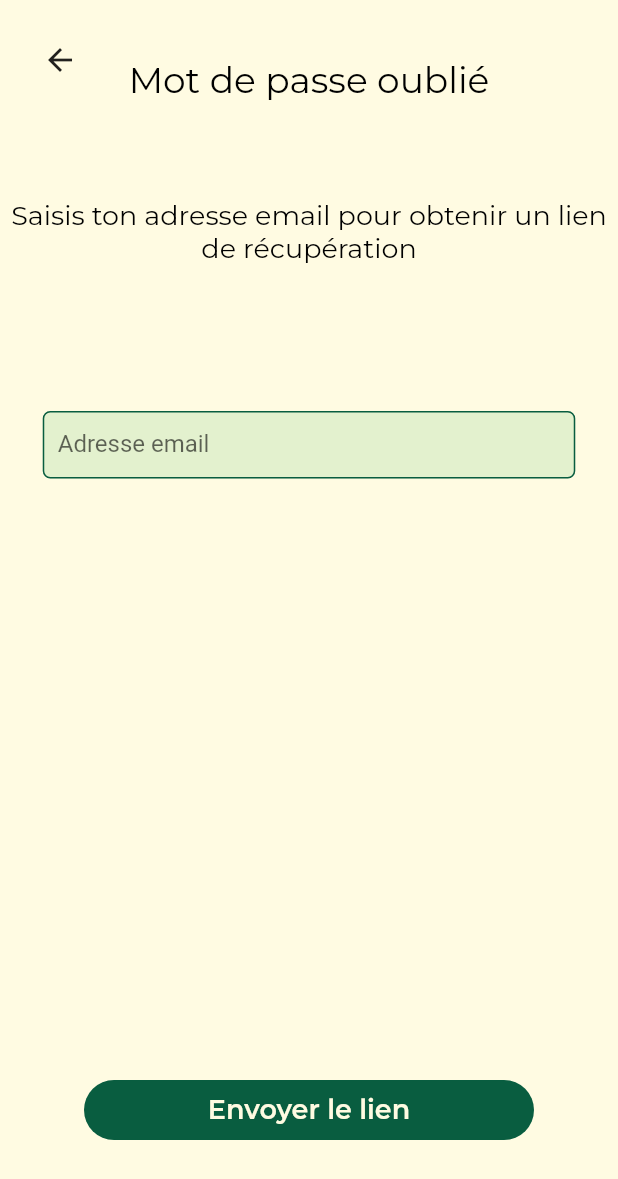
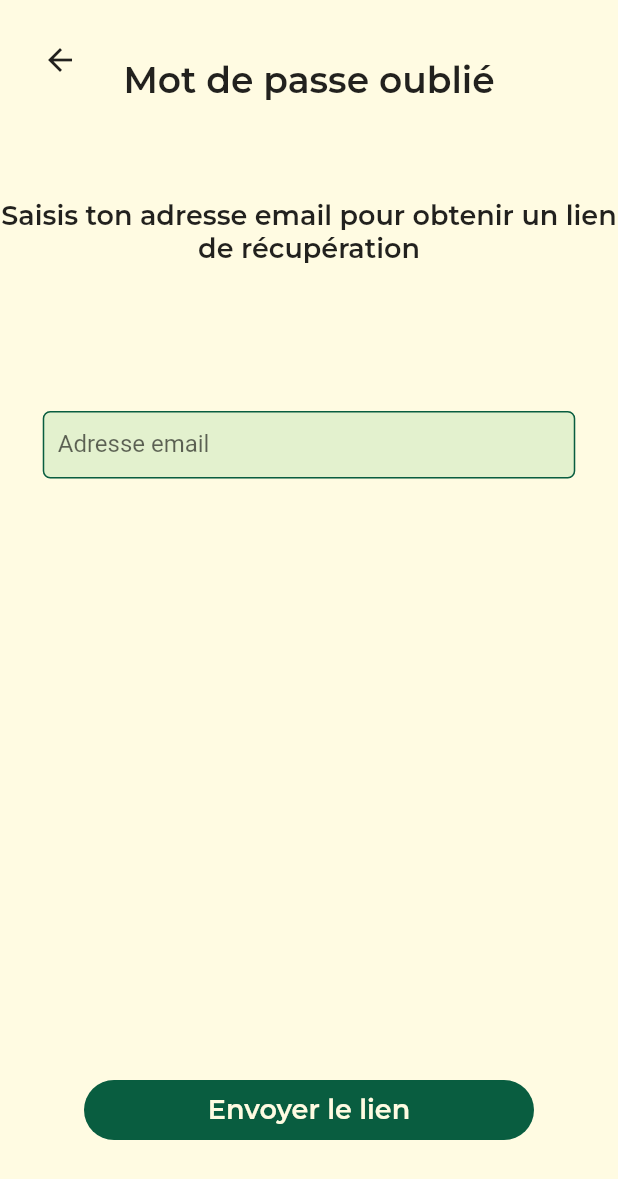
Before and after one commit to Local-Toi/LocalEtToi, a Flutter app: the ForgotPasswordPage screen opened directly, on a phone screen of 412 x 824 dp. Shown: the top 1179 px of the screen. Run offline on Flutter 3.47's test engine with Material 2 defaults, Android fonts, the phone set to English and light mode, and no system bars; our stand-ins replace bloc, cloud_firestore, dio, email_validator, equatable, firebase_auth and 3 more; missing offline and left inert: flutter_osm_plugin; accounts and stored records are empty.

Commit message:
chore: change colors and text to constants

```diff
--- a/lib/screens/authentication/forgot_password.dart
+++ b/lib/screens/authentication/forgot_password.dart
@@ -2,7 +2,7 @@ import 'package:flutter/material.dart';
 import 'package:flutter_bloc/flutter_bloc.dart';
 import 'package:local_et_toi/blocs/authentication_bloc/authentication_bloc.dart';
 import 'package:local_et_toi/cubits/forget_password_cubit/forget_password_cubit.dart';
-import 'package:local_et_toi/utils/constants.dart';
+import 'package:local_et_toi/utils/constants.dart' as constants;
 
 import '../../utils/buttons/buttons.dart';
 import '../../utils/textfields/textfields.dart';
@@ -26,7 +26,7 @@ class _ForgotPasswordPageState extends State<ForgotPasswordPage> {
           //width: 390,
           //height: 844,
           clipBehavior: Clip.antiAlias,
-          decoration: const BoxDecoration(color: beige),
+          decoration: const BoxDecoration(color: constants.beige),
           child: Stack(
             children: [
               Positioned(
@@ -46,13 +46,7 @@ class _ForgotPasswordPageState extends State<ForgotPasswordPage> {
                 child: Center(
                   child: Text(
                     'Mot de passe oublié',
-                    style: TextStyle(
-                      color: Colors.black,
-                      fontSize: 24,
-                      fontFamily: 'Montserrat',
-                      fontWeight: FontWeight.w400,
-                      height: 0,
-                    ),
+                    style: constants.titre,
                   ),
                 ),
               ),
@@ -64,13 +58,7 @@ class _ForgotPasswordPageState extends State<ForgotPasswordPage> {
                   child: Text(
                     'Saisis ton adresse email pour obtenir un lien de récupération',
                     textAlign: TextAlign.center,
-                    style: TextStyle(
-                      color: Colors.black,
-                      fontSize: 18,
-                      fontFamily: 'Montserrat',
-                      fontWeight: FontWeight.w400,
-                      height: 0,
-                    ),
+                    style: constants.text,
                   ),
                 ),
               ),
@@ -93,7 +81,7 @@ class _ForgotPasswordPageState extends State<ForgotPasswordPage> {
                                   Text(
                                     'Adresse email',
                                     style: TextStyle(
-                                      color: beige,
+                                      color: constants.beige,
                                       fontSize: 18,
                                       fontFamily: 'Montserrat',
                                       fontWeight: FontWeight.w400,
@@ -116,11 +104,11 @@ class _ForgotPasswordPageState extends State<ForgotPasswordPage> {
                                   filled: true,
                                   fillColor: const Color(0x2640B65D),
                                   enabledBorder: OutlineInputBorder(
-                                    borderSide: const BorderSide(width: 1, color: Color(0xFF095D40)),
+                                    borderSide: const BorderSide(width: 1, color: constants.darkGreen),
                                     borderRadius: BorderRadius.circular(5.0),
                                   ),
                                   focusedBorder: OutlineInputBorder(
-                                    borderSide: const BorderSide(width: 2, color: Color(0xFF095D40)),
+                                    borderSide: const BorderSide(width: 2, color: constants.darkGreen),
                                     borderRadius: BorderRadius.circular(5.0),
                                   ),
                                   contentPadding: const EdgeInsets.symmetric(horizontal: 10),
```
Also changed, not shown: lib/utils/constants.dart (+22 -17 lines).
